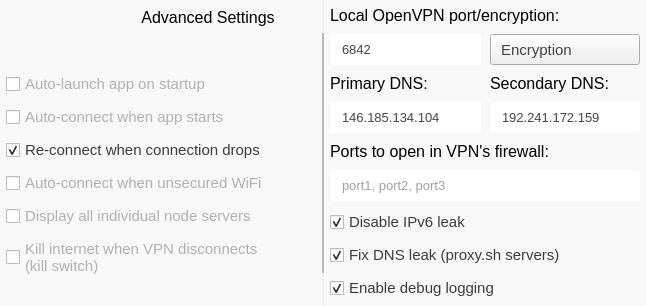
Old version of the form src/safejumper/settingsscreen.ui in the repository proxysh/Safejumper-for-Desktop.
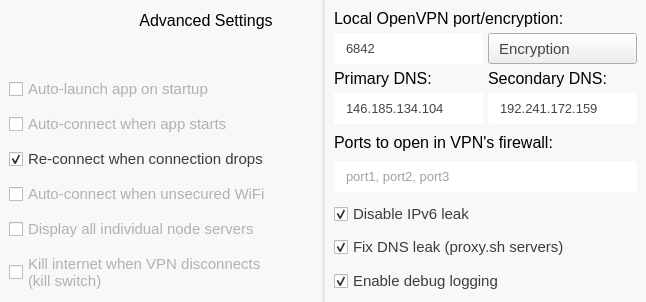
New version of the form. Icons and pictures are not drawn.

Commit message:
Settings: Spread out check boxes to fill all blank area and fix line.
Removed unneeded QGraphicsItem and replaced with a QWidget for the line
using the color from the line image.
Fixed the line height.

What changed in the file:
```diff
--- a/src/safejumper/settingsscreen.ui
+++ b/src/safejumper/settingsscreen.ui
@@ -49,16 +49,16 @@
        <number>9</number>
       </property>
       <property name="leftMargin">
-       <number>6</number>
+       <number>9</number>
       </property>
       <property name="topMargin">
-       <number>6</number>
+       <number>9</number>
       </property>
       <property name="rightMargin">
-       <number>6</number>
+       <number>9</number>
       </property>
       <property name="bottomMargin">
-       <number>6</number>
+       <number>9</number>
       </property>
       <item>
        <layout class="QGridLayout" name="gridLayout_2">
@@ -223,6 +223,19 @@
         </item>
        </layout>
       </item>
+      <item>
+       <spacer name="verticalSpacer_11">
+        <property name="orientation">
+         <enum>Qt::Vertical</enum>
+        </property>
+        <property name="sizeHint" stdset="0">
+         <size>
+          <width>20</width>
+          <height>40</height>
+         </size>
+        </property>
+       </spacer>
+      </item>
       <item>
        <widget class="QCheckBox" name="startupCheckBox">
         <property name="enabled">
@@ -281,6 +294,19 @@
         </property>
        </widget>
       </item>
+      <item>
+       <spacer name="verticalSpacer_7">
+        <property name="orientation">
+         <enum>Qt::Vertical</enum>
+        </property>
+        <property name="sizeHint" stdset="0">
+         <size>
+          <width>20</width>
+          <height>40</height>
+         </size>
+        </property>
+       </spacer>
+      </item>
       <item>
        <widget class="QCheckBox" name="autoConnectCheckBox">
         <property name="enabled">
@@ -339,6 +365,19 @@
         </property>
        </widget>
       </item>
+      <item>
+       <spacer name="verticalSpacer_6">
+        <property name="orientation">
+         <enum>Qt::Vertical</enum>
+        </property>
+        <property name="sizeHint" stdset="0">
+         <size>
+          <width>20</width>
+          <height>40</height>
+         </size>
+        </property>
+       </spacer>
+      </item>
       <item>
        <widget class="QCheckBox" name="reconnectCheckBox">
         <property name="enabled">
@@ -397,6 +436,19 @@
         </property>
        </widget>
       </item>
+      <item>
+       <spacer name="verticalSpacer_5">
+        <property name="orientation">
+         <enum>Qt::Vertical</enum>
+        </property>
+        <property name="sizeHint" stdset="0">
+         <size>
+          <width>20</width>
+          <height>40</height>
+         </size>
+        </property>
+       </spacer>
+      </item>
       <item>
        <widget class="QCheckBox" name="insecureWifiCheckBox">
         <property name="enabled">
@@ -457,6 +509,19 @@
         </property>
        </widget>
       </item>
+      <item>
+       <spacer name="verticalSpacer_4">
+        <property name="orientation">
+         <enum>Qt::Vertical</enum>
+        </property>
+        <property name="sizeHint" stdset="0">
+         <size>
+          <width>20</width>
+          <height>40</height>
+         </size>
+        </property>
+       </spacer>
+      </item>
       <item>
        <widget class="QCheckBox" name="showNodesCheckBox">
         <property name="enabled">
@@ -515,6 +580,19 @@
         </property>
        </widget>
       </item>
+      <item>
+       <spacer name="verticalSpacer_3">
+        <property name="orientation">
+         <enum>Qt::Vertical</enum>
+        </property>
+        <property name="sizeHint" stdset="0">
+         <size>
+          <width>20</width>
+          <height>40</height>
+         </size>
+        </property>
+       </spacer>
+      </item>
       <item>
        <widget class="QCheckBox" name="killSwitchCheckBox">
         <property name="enabled">
@@ -591,33 +669,15 @@
     </widget>
    </item>
    <item>
-    <widget class="QGraphicsView" name="vline_1">
-     <property name="sizePolicy">
-      <sizepolicy hsizetype="Fixed" vsizetype="Expanding">
-       <horstretch>0</horstretch>
-       <verstretch>0</verstretch>
-      </sizepolicy>
-     </property>
-     <property name="minimumSize">
-      <size>
-       <width>2</width>
-       <height>10</height>
-      </size>
-     </property>
-     <property name="maximumSize">
-      <size>
-       <width>2</width>
-       <height>240</height>
-      </size>
-     </property>
+    <widget class="Line" name="line">
      <property name="styleSheet">
-      <string notr="true">QGraphicsView
-{
-        border-image: url(:/imgs/v-line-settings.png);
-}</string>
+      <string notr="true">color: #e0e0e0</string>
      </property>
-     <property name="interactive">
-      <bool>false</bool>
+     <property name="frameShadow">
+      <enum>QFrame::Plain</enum>
+     </property>
+     <property name="orientation">
+      <enum>Qt::Vertical</enum>
      </property>
     </widget>
    </item>
@@ -641,21 +701,21 @@
        <number>9</number>
       </property>
       <property name="leftMargin">
-       <number>6</number>
+       <number>9</number>
       </property>
       <property name="topMargin">
-       <number>6</number>
+       <number>9</number>
       </property>
       <property name="rightMargin">
-       <number>6</number>
+       <number>9</number>
       </property>
       <property name="bottomMargin">
-       <number>6</number>
+       <number>9</number>
       </property>
       <item>
        <layout class="QGridLayout" name="gridLayout">
         <property name="spacing">
-         <number>9</number>
+         <number>5</number>
         </property>
         <item row="0" column="0" colspan="2">
          <widget class="QLabel" name="L_Country">
@@ -1042,6 +1102,19 @@
         </property>
        </widget>
       </item>
+      <item>
+       <spacer name="verticalSpacer_10">
+        <property name="orientation">
+         <enum>Qt::Vertical</enum>
+        </property>
+        <property name="sizeHint" stdset="0">
+         <size>
+          <width>20</width>
+          <height>40</height>
+         </size>
+        </property>
+       </spacer>
+      </item>
       <item>
        <widget class="QCheckBox" name="disableIPv6CheckBox">
         <property name="enabled">
@@ -1100,6 +1173,19 @@
         </property>
        </widget>
       </item>
+      <item>
+       <spacer name="verticalSpacer_9">
+        <property name="orientation">
+         <enum>Qt::Vertical</enum>
+        </property>
+        <property name="sizeHint" stdset="0">
+         <size>
+          <width>20</width>
+          <height>40</height>
+         </size>
+        </property>
+       </spacer>
+      </item>
       <item>
        <widget class="QCheckBox" name="fixDNSCheckBox">
         <property name="enabled">
@@ -1158,6 +1244,19 @@
         </property>
        </widget>
       </item>
+      <item>
+       <spacer name="verticalSpacer_8">
+        <property name="orientation">
+         <enum>Qt::Vertical</enum>
+        </property>
+        <property name="sizeHint" stdset="0">
+         <size>
+          <width>20</width>
+          <height>40</height>
+         </size>
+        </property>
+       </spacer>
+      </item>
       <item>
        <widget class="QCheckBox" name="loggingButton">
         <property name="enabled">
```
